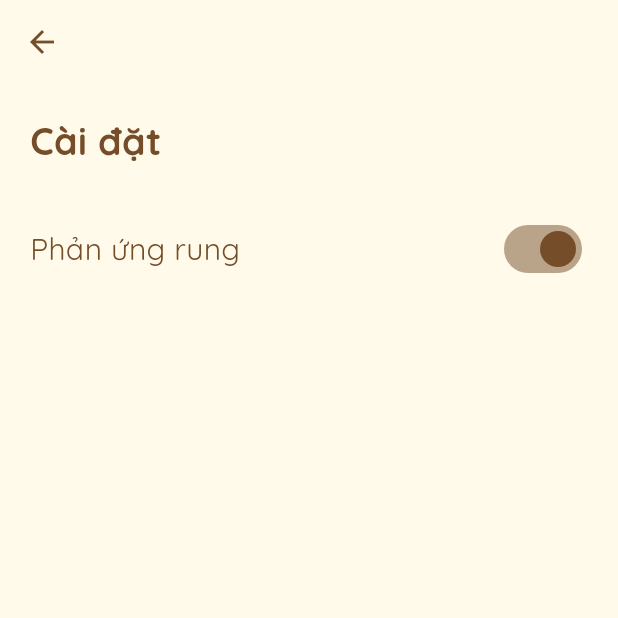
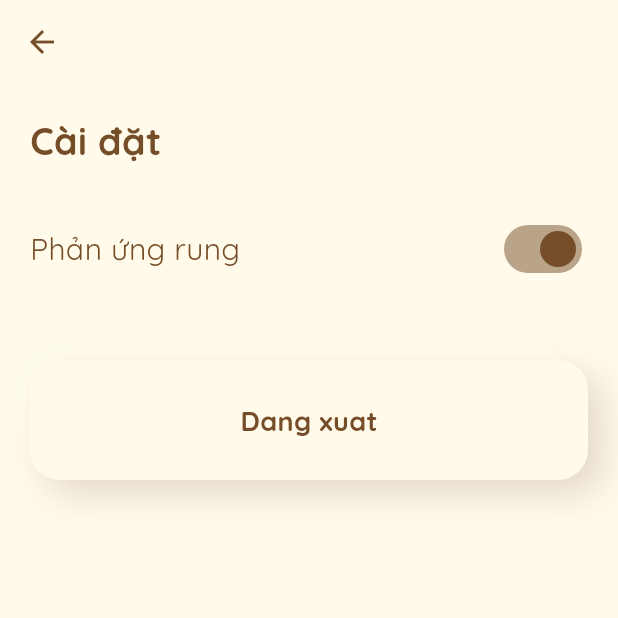
Before and after one commit to Duongsuny/ImHunryyy, a Flutter app: the MainPage screen opened directly, after a tap on "Em dỗiii", after a tap on the "settings" icon, on a phone screen of 412 x 824 dp, the top half of it. Run offline on Flutter 3.47's test engine with Material 3 defaults, Android fonts, the phone set to English and light mode, and no system bars; our stand-ins replace firebase_auth, firebase_core, flutter_heatmap_calendar, flutter_inset_box_shadow, google_fonts, google_nav_bar and 4 more; accounts and stored records are empty; network calls fail.

Commit message:
finish login

```diff
--- a/im_hungry/lib/main.dart
+++ b/im_hungry/lib/main.dart
@@ -4,6 +4,7 @@ import 'package:google_fonts/google_fonts.dart';
 import 'package:hexcolor/hexcolor.dart';
 import 'package:im_hungry/firebase_options.dart';
 import 'package:im_hungry/models/time_together/time_together_model.dart';
+import 'package:im_hungry/pages/auth/auth_page.dart';
 import 'package:im_hungry/pages/auth/sign_up.dart';
 import 'package:im_hungry/pages/choose_role.dart';
 import 'package:im_hungry/pages/components_test.dart';
@@ -32,12 +33,13 @@ class ImHungry extends StatelessWidget {
         scaffoldBackgroundColor: HexColor("#fffaea"),
       ),
       //home: MainPage(),
-      initialRoute: '/signup',
+      initialRoute: '/auth',
       routes: {
         '/': (context) => MainPage(),
         '/time': (context) => DayTogether(),
         '/settings': (context) => Settings(),
-        '/signup' : (context) => SignUp()
+        '/signup' : (context) => SignUp(),
+        '/auth': (context) => AuthPage()
       },
     );
   }
--- a/im_hungry/lib/pages/main_page.dart
+++ b/im_hungry/lib/pages/main_page.dart
@@ -35,6 +35,7 @@ class _MainPageState extends State<MainPage> {
   @override
   Widget build(BuildContext context) {
     return Scaffold(
+      resizeToAvoidBottomInset: false,
         appBar: AppBar(
             toolbarHeight: 80,
             elevation: 8,
--- a/im_hungry/lib/pages/mood_status.dart
+++ b/im_hungry/lib/pages/mood_status.dart
@@ -3,6 +3,7 @@ import "package:im_hungry/collections/moods_collection.dart";
 import "package:im_hungry/colors.dart";
 import "package:im_hungry/components/mood/big_mood.dart";
 import 'package:im_hungry/components/mood/mood_list_view.dart';
+import "package:im_hungry/components/snack_bar.dart";
 import "package:im_hungry/models/mood.dart";
 
 class MoodStatus extends StatefulWidget {
@@ -22,11 +23,11 @@ class _MoodStatusState extends State<MoodStatus> {
     });
     ScaffoldMessenger.of(context).showSnackBar(
        SnackBar(
-        margin: EdgeInsets.symmetric(horizontal: 50, vertical: 20),
-        padding: EdgeInsets.symmetric(vertical: 20),
+        margin: const EdgeInsets.symmetric(horizontal: 50, vertical: 20),
+        padding: const EdgeInsets.symmetric(vertical: 20),
         duration: Durations.long4,
         content: Text(
-          'Đã gửi!',
+          "Da update",
           textAlign: TextAlign.center,
           style: TextStyle(
             color: HungryColors().backYellow,
@@ -35,9 +36,9 @@ class _MoodStatusState extends State<MoodStatus> {
           ),
         ),
         shape: RoundedRectangleBorder(borderRadius: BorderRadius.circular(15)),
-        backgroundColor: Color.fromARGB(255, 152, 75, 60),
+        backgroundColor: const Color.fromARGB(255, 152, 75, 60),
         behavior: SnackBarBehavior.floating,
-      ),
+      )
     );
   }
 
--- a/im_hungry/lib/pages/settings.dart
+++ b/im_hungry/lib/pages/settings.dart
@@ -1,5 +1,7 @@
+import 'package:firebase_auth/firebase_auth.dart';
 import 'package:flutter/material.dart';
 import 'package:im_hungry/colors.dart';
+import 'package:im_hungry/components/shadow.dart';
 
 class Settings extends StatefulWidget {
   const Settings({super.key});
@@ -14,6 +16,12 @@ class _SettingsState extends State<Settings> {
     setState(() {
       haptic = value;
     });
+  }
+
+  void _signOut() async {
+    await FirebaseAuth.instance.signOut();
+    if (!context.mounted) return;
+    Navigator.of(context).pop();
   }
 
   @override
@@ -42,13 +50,37 @@ class _SettingsState extends State<Settings> {
                     style: TextStyle(
                         fontSize: 20, color: HungryColors().surfaceBrown)),
                 Switch(
-                    value: haptic, onChanged: (value) => onHapticSwitch(value),
-                    activeColor: HungryColors().surfaceBrown,
-                    inactiveTrackColor: HungryColors().backYellow,
-
-                    )
+                  value: haptic,
+                  onChanged: (value) => onHapticSwitch(value),
+                  activeColor: HungryColors().surfaceBrown,
+                  inactiveTrackColor: HungryColors().backYellow,
+                )
               ],
-            )
+            ),
+            const SizedBox(height: 50),
+            GestureDetector(
+              onTap: _signOut,
+              child: Container(
+                height: 80,
+                alignment: Alignment.center,
+                decoration: BoxDecoration(
+                    color: HungryColors().backYellow,
+                    borderRadius: BorderRadius.circular(20),
+                    boxShadow: NeoShadow(
+                            blurRadius: 20,
+                            offset: 10,
+                            opacity: 0.2,
+                            inset: true)
+                        .shadow),
+                child: Text(
+                  "Dang xuat",
+                  style: TextStyle(
+                      color: HungryColors().surfaceBrown,
+                      fontSize: 18,
+                      fontWeight: FontWeight.bold),
+                ),
+              ),
+            ),
           ]),
         ));
   }
```
Also changed, not shown: im_hungry/lib/components/snack_bar.dart (added, +27 -0 lines), im_hungry/lib/pages/auth/auth_page.dart (added, +24 -0 lines), im_hungry/lib/pages/auth/sign_up.dart (+18 -2 lines).
